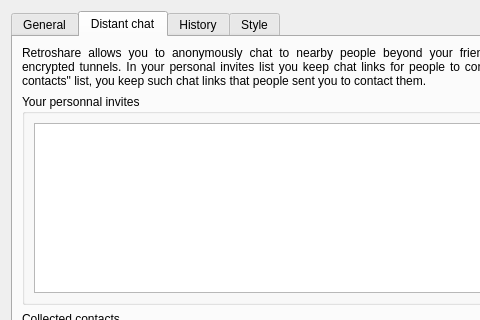
Above: retroshare-gui/src/gui/settings/ChatPage.ui from RetroShare/RetroShare before the change; both pictures show x 0 to 480 and y 0 to 320 of the 646 by 544 pixel window. Below: the same form after it.
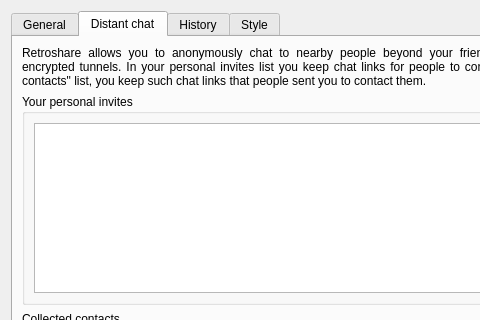
That is the form after the change. The open tabs and pages were chosen to show the change.

Commit message: - Fixed typo (patch from Henry) - Updated english translation.

```diff
--- a/retroshare-gui/src/gui/settings/ChatPage.ui
+++ b/retroshare-gui/src/gui/settings/ChatPage.ui
@@ -347,7 +347,7 @@
        <item>
         <widget class="QGroupBox" name="groupBox_3">
          <property name="title">
-          <string>Your personnal invites</string>
+          <string>Your personal invites</string>
          </property>
          <layout class="QHBoxLayout" name="horizontalLayout_2">
           <item>
```
The commit also changes 1 other file.
